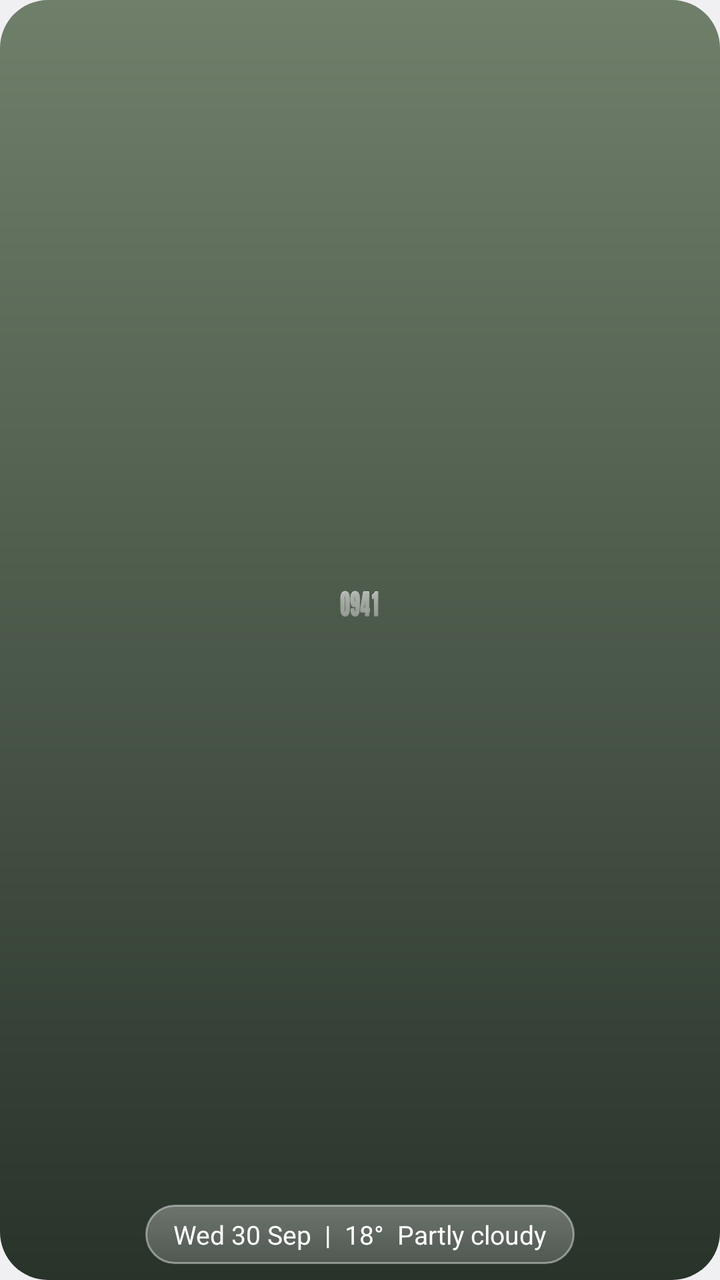
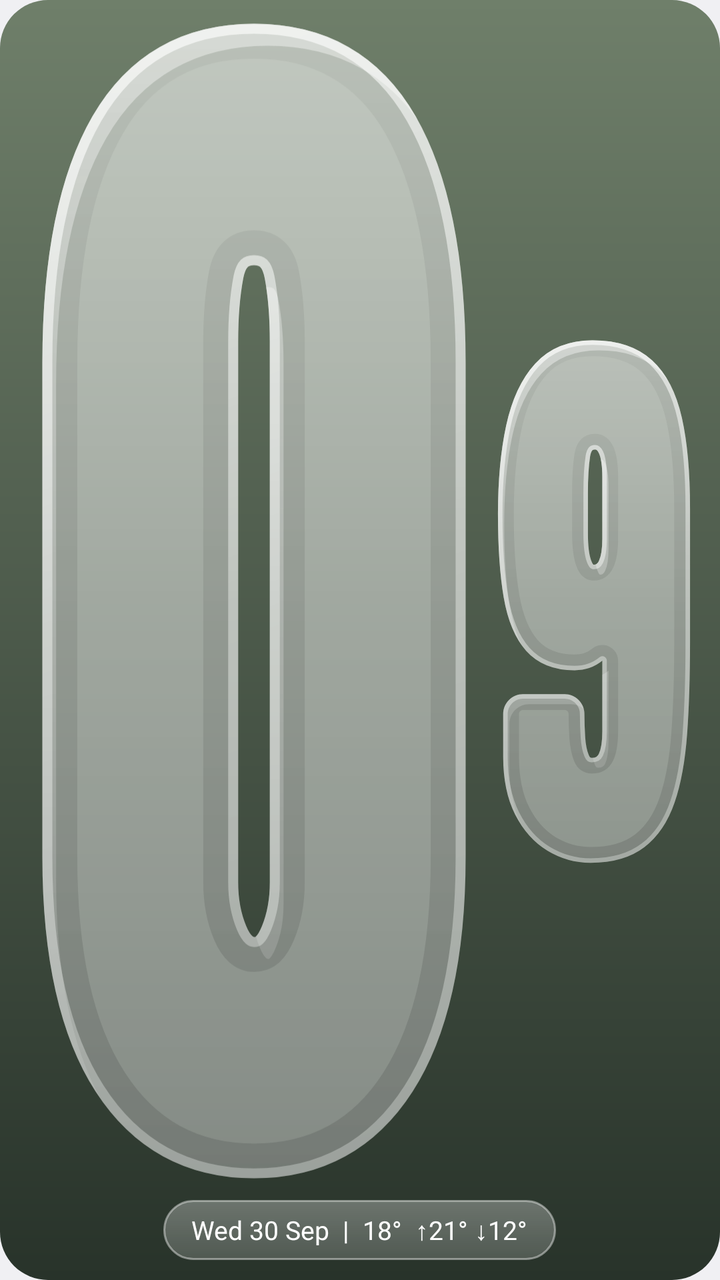

An Android layout rendered at two revisions. The XML below is the earlier revision; the diff shows what the commit changed to produce the second picture.
<!-- AndroidManifest.xml: application theme Theme.GlassClock -->
<!-- res/layout/widget_preview.xml -->
<?xml version="1.0" encoding="utf-8"?>
<LinearLayout xmlns:android="http://schemas.android.com/apk/res/android"
    android:layout_width="match_parent"
    android:layout_height="match_parent"
    android:background="@drawable/widget_preview_bg"
    android:gravity="center"
    android:orientation="vertical"
    android:padding="8dp">

    <TextView
        android:layout_width="wrap_content"
        android:layout_height="0dp"
        android:layout_weight="1"
        android:autoSizeTextType="uniform"
        android:fontFamily="@font/glass_digits"
        android:gravity="center"
        android:includeFontPadding="false"
        android:maxLines="1"
        android:text="0941"
        android:textColor="#FFFFFFFF" />

    <TextView
        android:layout_width="wrap_content"
        android:layout_height="wrap_content"
        android:layout_marginTop="6dp"
        android:background="@drawable/pill_frost_soft"
        android:fontFamily="sans-serif"
        android:paddingHorizontal="14dp"
        android:paddingVertical="6dp"
        android:text="Wed 30 Sep  |  18°  Partly cloudy"
        android:textColor="#FFFFFFFF"
        android:textSize="13sp" />
</LinearLayout>
<!-- resources referenced by this layout -->
<resources>
  <!-- drawable pill_frost_soft (drawable) -->
  <?xml version="1.0" encoding="utf-8"?>
  <shape xmlns:android="http://schemas.android.com/apk/res/android" android:shape="rectangle">
      <corners android:radius="999dp" />
      <gradient android:type="linear" android:angle="270" android:startColor="#4DFFFFFF" android:endColor="#2EFFFFFF" />
      <stroke android:width="1dp" android:color="#6BFFFFFF" />
  </shape>
  <!-- drawable widget_preview_bg (drawable) -->
  <?xml version="1.0" encoding="utf-8"?>
  <shape xmlns:android="http://schemas.android.com/apk/res/android" android:shape="rectangle">
      <corners android:radius="24dp" />
      <gradient android:angle="270" android:startColor="#FF6F7F6A" android:endColor="#FF28332A" />
  </shape>
  <style name="Theme.GlassClock" parent="@android:style/Theme.DeviceDefault.DayNight">
          <item name="android:windowActionBar">false</item>
          <item name="android:windowNoTitle">true</item>
      </style>
</resources>

<!-- the commit's change to res/layout/widget_preview.xml (unified diff, before → after) -->
@@ -5,29 +5,33 @@
     android:background="@drawable/widget_preview_bg"
     android:gravity="center"
     android:orientation="vertical"
-    android:padding="8dp">
+    android:padding="10dp">
 
-    <TextView
+    <LinearLayout
         android:layout_width="wrap_content"
         android:layout_height="0dp"
         android:layout_weight="1"
-        android:autoSizeTextType="uniform"
-        android:fontFamily="@font/glass_digits"
-        android:gravity="center"
-        android:includeFontPadding="false"
-        android:maxLines="1"
-        android:text="0941"
-        android:textColor="#FFFFFFFF" />
+        android:orientation="horizontal">
+
+        <ImageView android:layout_width="wrap_content" android:layout_height="match_parent"
+            android:adjustViewBounds="true" android:src="@drawable/clock_light_0" />
+        <ImageView android:layout_width="wrap_content" android:layout_height="match_parent"
+            android:adjustViewBounds="true" android:src="@drawable/clock_light_9" />
+        <ImageView android:layout_width="wrap_content" android:layout_height="match_parent"
+            android:adjustViewBounds="true" android:src="@drawable/clock_light_4" />
+        <ImageView android:layout_width="wrap_content" android:layout_height="match_parent"
+            android:adjustViewBounds="true" android:src="@drawable/clock_light_1" />
+    </LinearLayout>
 
     <TextView
         android:layout_width="wrap_content"
         android:layout_height="wrap_content"
-        android:layout_marginTop="6dp"
+        android:layout_marginTop="8dp"
         android:background="@drawable/pill_frost_soft"
         android:fontFamily="sans-serif"
         android:paddingHorizontal="14dp"
         android:paddingVertical="6dp"
-        android:text="Wed 30 Sep  |  18°  Partly cloudy"
+        android:text="Wed 30 Sep  |  18°  ↑21° ↓12°"
         android:textColor="#FFFFFFFF"
         android:textSize="13sp" />
 </LinearLayout>
<!-- resource entries referenced after the edit -->
@@ -1,5 +1,9 @@
 <!-- resources referenced by this layout -->
 <resources>
+  <!-- drawable clock_light_0: vector/xml drawable (drawable, 5732 chars, omitted) -->
+  <!-- drawable clock_light_1: vector/xml drawable (drawable, 9020 chars, omitted) -->
+  <!-- drawable clock_light_4: vector/xml drawable (drawable, 10625 chars, omitted) -->
+  <!-- drawable clock_light_9: vector/xml drawable (drawable, 10686 chars, omitted) -->
   <!-- drawable pill_frost_soft (drawable) -->
   <?xml version="1.0" encoding="utf-8"?>
   <shape xmlns:android="http://schemas.android.com/apk/res/android" android:shape="rectangle">
